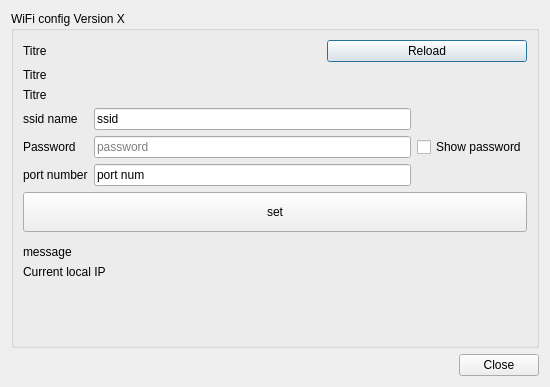
Before: the Qt Designer form ui/wificnf.ui in garzol/wiflip, drawn with Qt 5.
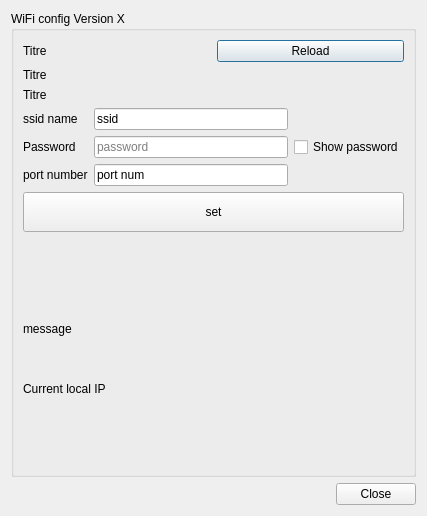
After: the same form once the commit is applied.

Commit message: cursor change on wifi config

```diff
--- a/ui/wificnf.ui
+++ b/ui/wificnf.ui
@@ -6,8 +6,8 @@
    <rect>
     <x>0</x>
     <y>0</y>
-    <width>550</width>
-    <height>387</height>
+    <width>427</width>
+    <height>516</height>
    </rect>
   </property>
   <property name="windowTitle">
@@ -133,7 +133,7 @@
         </item>
         <item>
          <layout class="QGridLayout" name="gridLayout_3">
-          <item row="4" column="0">
+          <item row="5" column="0">
            <spacer name="verticalSpacer_2">
             <property name="orientation">
              <enum>Qt::Vertical</enum>
@@ -146,7 +146,32 @@
             </property>
            </spacer>
           </item>
-          <item row="3" column="0">
+          <item row="0" column="0">
+           <widget class="QPushButton" name="pushButton_2">
+            <property name="sizePolicy">
+             <sizepolicy hsizetype="Minimum" vsizetype="Fixed">
+              <horstretch>0</horstretch>
+              <verstretch>0</verstretch>
+             </sizepolicy>
+            </property>
+            <property name="minimumSize">
+             <size>
+              <width>20</width>
+              <height>40</height>
+             </size>
+            </property>
+            <property name="maximumSize">
+             <size>
+              <width>16777215</width>
+              <height>50</height>
+             </size>
+            </property>
+            <property name="text">
+             <string>set</string>
+            </property>
+           </widget>
+          </item>
+          <item row="4" column="0">
            <widget class="QLabel" name="label_ret2">
             <property name="text">
              <string>Current local IP</string>
@@ -166,35 +191,26 @@
             </property>
            </spacer>
           </item>
-          <item row="2" column="0">
+          <item row="3" column="0">
            <widget class="QLabel" name="label_ret1">
-            <property name="text">
-             <string>message</string>
-            </property>
-           </widget>
-          </item>
-          <item row="0" column="0">
-           <widget class="QPushButton" name="pushButton_2">
             <property name="sizePolicy">
-             <sizepolicy hsizetype="Minimum" vsizetype="MinimumExpanding">
+             <sizepolicy hsizetype="Preferred" vsizetype="MinimumExpanding">
               <horstretch>0</horstretch>
               <verstretch>0</verstretch>
              </sizepolicy>
             </property>
             <property name="minimumSize">
              <size>
-              <width>20</width>
-              <height>40</height>
-             </size>
-            </property>
-            <property name="maximumSize">
-             <size>
-              <width>16777215</width>
-              <height>60</height>
+              <width>0</width>
+              <height>80</height>
              </size>
             </property>
             <property name="text">
-             <string>set</string>
+             <string>message
+</string>
+            </property>
+            <property name="wordWrap">
+             <bool>true</bool>
             </property>
            </widget>
           </item>
```
Left out of the diff: 3 changed lines with no effect on the pictures. The commit also changes 2 other files.
